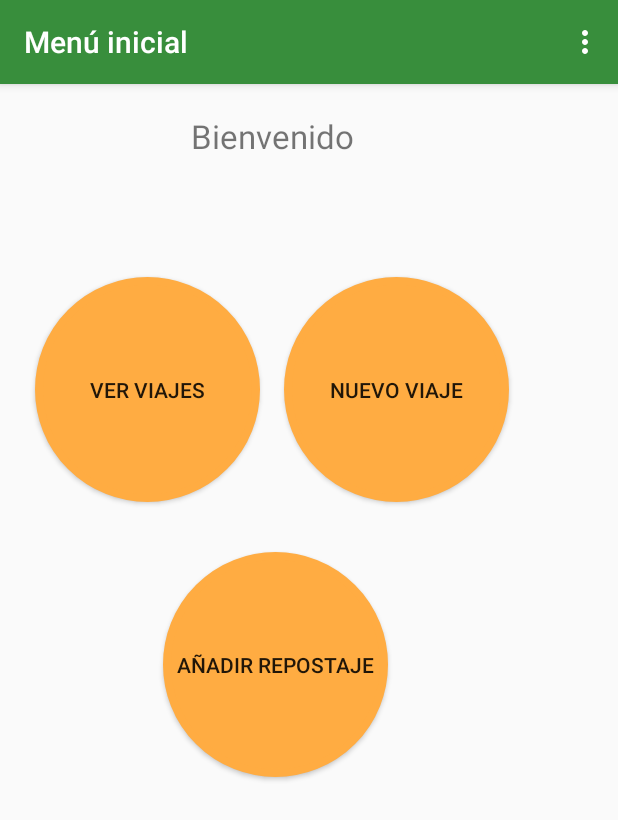
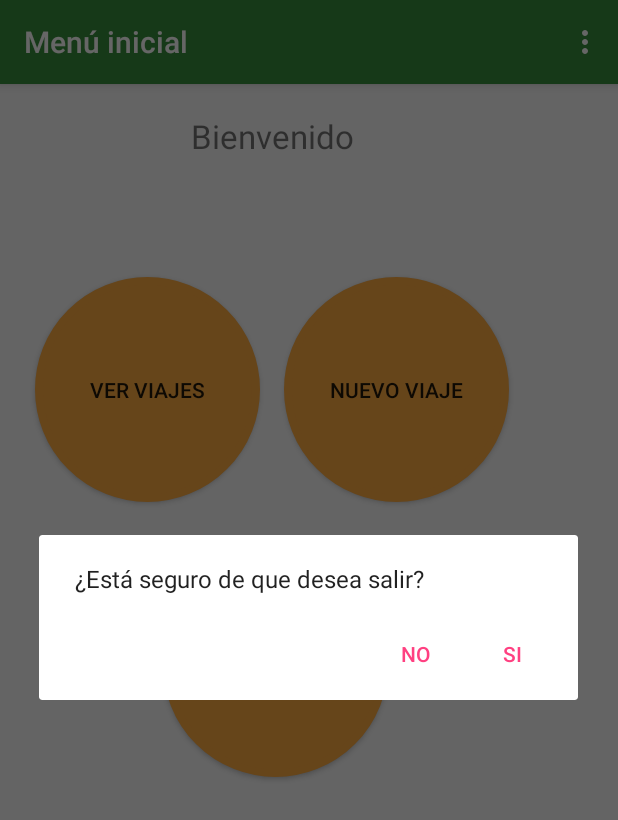
Before and after one commit to PaxMower/MyApplication, an Android app: the screen it shows after launch once a user with an empty profile is signed in (MenuActivity), in the options menu, after a tap on "Salir", on a phone screen of 412 x 824 dp. Shown: the top 820 px of the screen. Run offline under Robolectric (Android 15) with nearby library versions, the phone set to English and light mode, and no system bars; our stand-ins replace Firebase (no records; nobody signed in at launch, a user with empty details on screens opened directly).

Commit message:
POR HACER ------------------------------------ Añadir botón para guardar el formulario (Para guardarlo localmente). Añadir botón de foto en el ActionBar para subir fotos al servidor Ver como rellenar el fondo de MenuActivity (para que no sea un fondo blanco solamente) Añadir efectos a los botones (quizá esta opción sea eliminada) RetrieveData on ExpandableListView -- FALTA INFORMACIÓN Poner buscador para los markers de GoogleMaps (una vez elegido un destino, se recuperará las coordenadas de ese destino para ponerlas en el mapa) Rellenar automáticamente los campos correspondientes a la empresa cuando sea seleccionada una
EN PROCESO------------------------------------
Añadir opción de repostar(Falta añadirlo en el mainPage y hacer que envie datos)
Tratar la excepción sobre selecciónar fechas y horas anteriores en las descargas a las fechas y horas generadas en las cargas de contenedores
Añadir SharedPreferences para guardar datos del formulario localmente
Añadir botón para subir fotos al servidor
Botón back para salir de la app
Obtener latitud y longitud de la posición actual para guardar un destino en Firebase

HECHO------------------------------------------
Quitar campo destino
Mover botón del mapa a un botón de chincheta junto a la dirección
Añadir alertDialog para el botón Salir (salir de la cuenta actual, no de la aplicación)
Añadir TextArea de observaciones
Añadir los AlertDialog en todos los DatePicker y TimePicker
Eliminado el hecho de hacer un formulario en varias fases
Ya se envian datos a Firebase.
GoogleMaps desde opción "nueva orden"
Zoom en el GoogleMaps
Botones para cambiar terreno entre satelite y normal
Añadir permisos para obtener la localización GPS
Poner el botón de localización en el mapa + movimiento de cámara
botón para obtener la hora
Acabar formulario
Añadir datepicker y timepicker para obtener fecha y hora cuando se pulsa un botón (hecho en formato 24 horas)

```diff
--- a/app/src/main/java/com/casa/myapplication/Model/MenuActivity.java
+++ b/app/src/main/java/com/casa/myapplication/Model/MenuActivity.java
@@ -1,8 +1,10 @@
 package com.casa.myapplication.Model;
 
+import android.content.DialogInterface;
 import android.content.Intent;
 import android.os.Bundle;
 import android.os.CountDownTimer;
+import android.support.v7.app.AlertDialog;
 import android.support.v7.app.AppCompatActivity;
 import android.view.Menu;
 import android.view.MenuInflater;
@@ -88,10 +90,26 @@ public class MenuActivity extends AppCompatActivity {//ActionBarActivity {//AppC
 
             case R.id.action_exit:
 
-                mFirebaseAuth.signOut();
-                finish();
-                startActivity(new Intent(this, LoginActivity.class));
-                return true;
+                AlertDialog.Builder alertBuild = new AlertDialog.Builder(MenuActivity.this);
+                alertBuild.setMessage("¿Está seguro de que desea salir?")
+                        .setCancelable(false)
+                        .setPositiveButton("Si", new DialogInterface.OnClickListener() {
+                            @Override
+                            public void onClick(DialogInterface dialog, int which) {
+                                mFirebaseAuth.signOut();
+                                finish();
+                                startActivity(new Intent(MenuActivity.this, LoginActivity.class));
+                                //return true;
+                            }
+                        })
+                        .setNegativeButton("No", new DialogInterface.OnClickListener() {
+                            @Override
+                            public void onClick(DialogInterface dialog, int which) {
+                                dialog.cancel();
+                            }
+                        });
+                alertBuild.create();
+                alertBuild.show();
 
             default:
                 // If we got here, the user's action was not recognized.
```
Also changed, not shown: app/src/main/java/com/casa/myapplication/Model/NewOrderActivity.java (+14 -14 lines), app/src/main/res/layout/activity_new_order.xml (+14 -5 lines).
